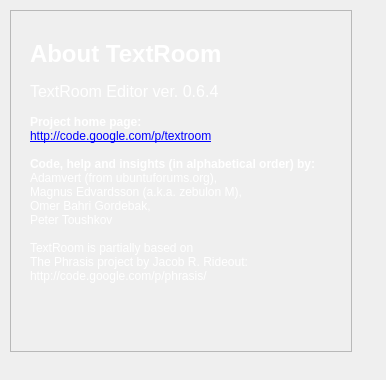
The window that src/ui/about.ui (ShadowIce/textroom) describes before a commit, drawn with Qt 5.
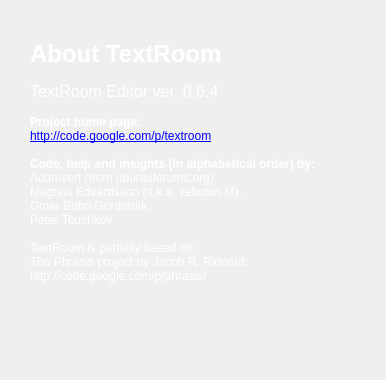
The same window after the commit. Icons and pictures are not drawn.

Diff of the .ui file:
```diff
--- a/src/ui/about.ui
+++ b/src/ui/about.ui
@@ -52,8 +52,8 @@
     <rect>
      <x>10</x>
      <y>10</y>
-     <width>342</width>
-     <height>342</height>
+     <width>340</width>
+     <height>340</height>
     </rect>
    </property>
    <property name="autoFillBackground">
@@ -63,7 +63,7 @@
     <string>background-image: url(:/images/textroom-about.png);</string>
    </property>
    <property name="frameShape">
-    <enum>QFrame::StyledPanel</enum>
+    <enum>QFrame::NoFrame</enum>
    </property>
    <property name="frameShadow">
     <enum>QFrame::Raised</enum>
```
